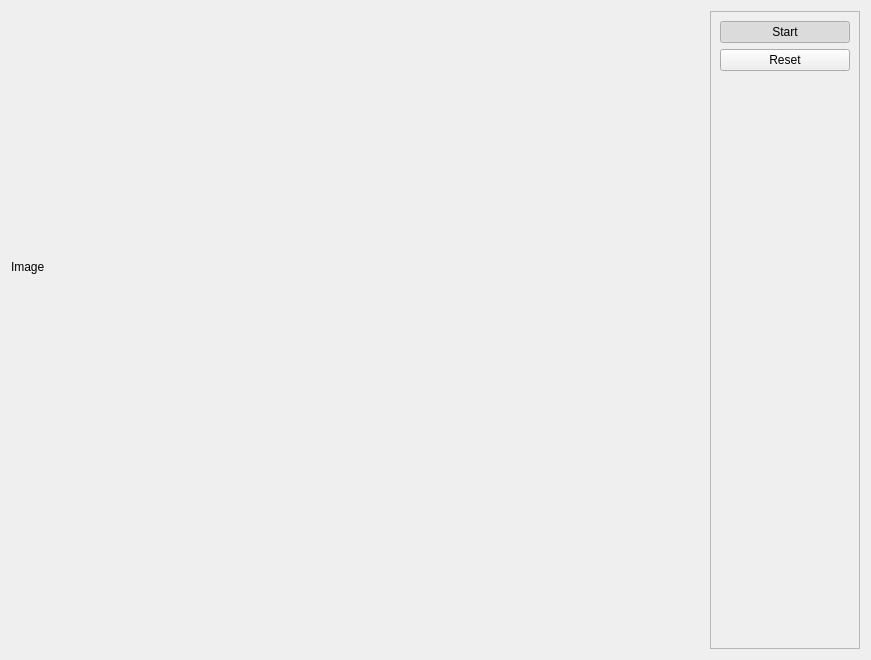
Qt form components/pan_tilt_attention_control/src/localUI.ui (robocomp/dsr-graph) before a commit.
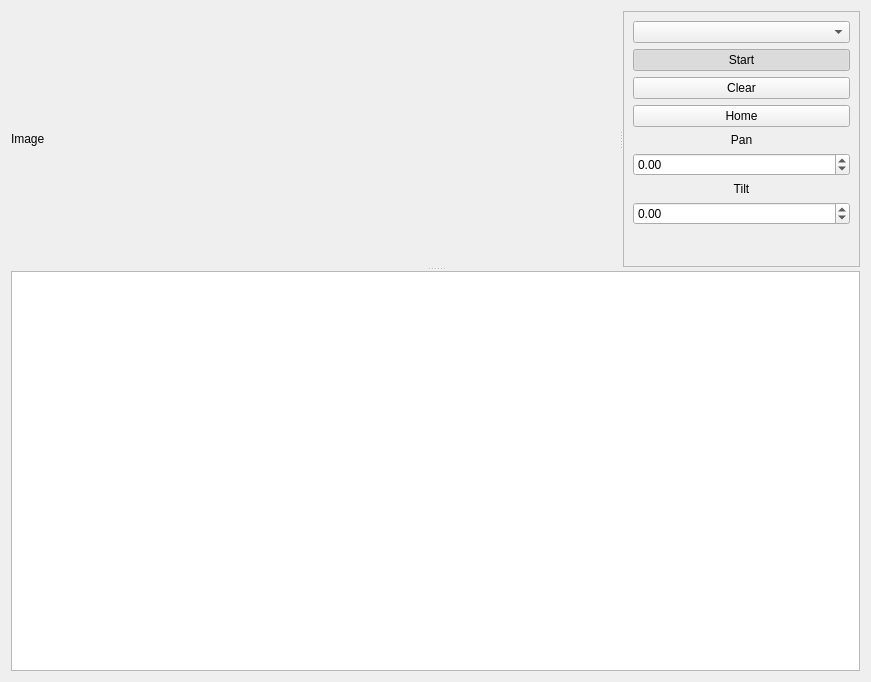
The same form after that commit.

The edit to the form file:
```diff
--- a/components/pan_tilt_attention_control/src/localUI.ui
+++ b/components/pan_tilt_attention_control/src/localUI.ui
@@ -7,65 +7,70 @@
     <x>0</x>
     <y>0</y>
     <width>871</width>
-    <height>660</height>
+    <height>512</height>
    </rect>
   </property>
+  <property name="maximumSize">
+   <size>
+    <width>16777215</width>
+    <height>512</height>
+   </size>
+  </property>
   <property name="windowTitle">
    <string>Form</string>
   </property>
-  <layout class="QVBoxLayout" name="verticalLayout_4">
+  <layout class="QVBoxLayout" name="verticalLayout_3">
    <item>
-    <layout class="QHBoxLayout" name="horizontalLayout">
-     <item>
-      <layout class="QVBoxLayout" name="verticalLayout_3">
-       <item>
-        <widget class="QLabel" name="rgb_image">
-         <property name="sizePolicy">
-          <sizepolicy hsizetype="Minimum" vsizetype="Minimum">
-           <horstretch>0</horstretch>
-           <verstretch>0</verstretch>
-          </sizepolicy>
-         </property>
-         <property name="minimumSize">
-          <size>
-           <width>512</width>
-           <height>512</height>
-          </size>
-         </property>
-         <property name="text">
-          <string>Image</string>
-         </property>
-        </widget>
-       </item>
-       <item>
-        <spacer name="verticalSpacer_2">
-         <property name="orientation">
-          <enum>Qt::Vertical</enum>
-         </property>
-         <property name="sizeHint" stdset="0">
-          <size>
-           <width>20</width>
-           <height>40</height>
-          </size>
-         </property>
-        </spacer>
-       </item>
-       <item>
-        <spacer name="horizontalSpacer">
-         <property name="orientation">
-          <enum>Qt::Horizontal</enum>
-         </property>
-         <property name="sizeHint" stdset="0">
-          <size>
-           <width>40</width>
-           <height>20</height>
-          </size>
-         </property>
-        </spacer>
-       </item>
-      </layout>
-     </item>
-     <item>
+    <spacer name="verticalSpacer_2">
+     <property name="orientation">
+      <enum>Qt::Vertical</enum>
+     </property>
+     <property name="sizeHint" stdset="0">
+      <size>
+       <width>20</width>
+       <height>40</height>
+      </size>
+     </property>
+    </spacer>
+   </item>
+   <item>
+    <widget class="QSplitter" name="splitter_2">
+     <property name="orientation">
+      <enum>Qt::Vertical</enum>
+     </property>
+     <widget class="QSplitter" name="splitter">
+      <property name="maximumSize">
+       <size>
+        <width>16777215</width>
+        <height>256</height>
+       </size>
+      </property>
+      <property name="orientation">
+       <enum>Qt::Horizontal</enum>
+      </property>
+      <widget class="QLabel" name="rgb_image">
+       <property name="sizePolicy">
+        <sizepolicy hsizetype="Minimum" vsizetype="Minimum">
+         <horstretch>0</horstretch>
+         <verstretch>0</verstretch>
+        </sizepolicy>
+       </property>
+       <property name="minimumSize">
+        <size>
+         <width>256</width>
+         <height>256</height>
+        </size>
+       </property>
+       <property name="maximumSize">
+        <size>
+         <width>16777215</width>
+         <height>256</height>
+        </size>
+       </property>
+       <property name="text">
+        <string>Image</string>
+       </property>
+      </widget>
       <widget class="QFrame" name="frame">
        <property name="minimumSize">
         <size>
@@ -82,6 +87,13 @@
        <layout class="QVBoxLayout" name="verticalLayout_2">
         <item>
          <layout class="QVBoxLayout" name="verticalLayout">
+          <item>
+           <widget class="QComboBox" name="comboBox">
+            <property name="maxVisibleItems">
+             <number>15</number>
+            </property>
+           </widget>
+          </item>
           <item>
            <widget class="QPushButton" name="stopButton">
             <property name="text">
@@ -95,10 +107,69 @@
             </property>
            </widget>
           </item>
+          <item>
+           <widget class="QPushButton" name="clearButton">
+            <property name="text">
+             <string>Clear</string>
+            </property>
+           </widget>
+          </item>
           <item>
            <widget class="QPushButton" name="resetButton">
             <property name="text">
-             <string>Reset</string>
+             <string>Home</string>
+            </property>
+           </widget>
+          </item>
+          <item>
+           <widget class="QLabel" name="label">
+            <property name="text">
+             <string>Pan</string>
+            </property>
+            <property name="alignment">
+             <set>Qt::AlignCenter</set>
+            </property>
+           </widget>
+          </item>
+          <item>
+           <widget class="QDoubleSpinBox" name="panSpinBox">
+            <property name="minimum">
+             <double>-1.000000000000000</double>
+            </property>
+            <property name="maximum">
+             <double>1.000000000000000</double>
+            </property>
+            <property name="singleStep">
+             <double>0.100000000000000</double>
+            </property>
+            <property name="stepType">
+             <enum>QAbstractSpinBox::DefaultStepType</enum>
+            </property>
+            <property name="value">
+             <double>0.000000000000000</double>
+            </property>
+           </widget>
+          </item>
+          <item>
+           <widget class="QLabel" name="label_2">
+            <property name="text">
+             <string>Tilt</string>
+            </property>
+            <property name="alignment">
+             <set>Qt::AlignCenter</set>
+            </property>
+           </widget>
+          </item>
+          <item>
+           <widget class="QDoubleSpinBox" name="tiltSpinBox">
+            <property name="minimum">
+             <double>-1.000000000000000</double>
+            </property>
+            <property name="maximum">
+             <double>1.000000000000000</double>
+            </property>
+            <property name="singleStep">
+             <double>0.100000000000000</double>
             </property>
            </widget>
           </item>
@@ -119,8 +190,16 @@
         </item>
        </layout>
       </widget>
-     </item>
-    </layout>
+     </widget>
+     <widget class="QPlainTextEdit" name="text_pane">
+      <property name="minimumSize">
+       <size>
+        <width>0</width>
+        <height>400</height>
+       </size>
+      </property>
+     </widget>
+    </widget>
    </item>
   </layout>
  </widget>
```
